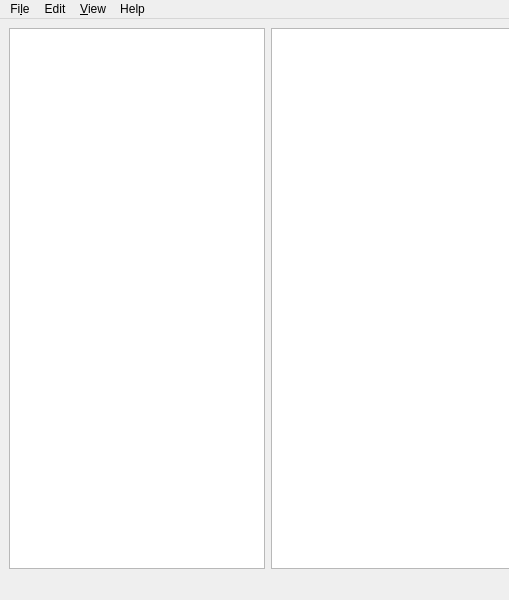
The window that src/explorer.ui (Justasic/BIGExplorer) describes before a commit, drawn with Qt 5; both pictures show x 0 to 509 and y 0 to 600 of the 800 by 600 pixel window.
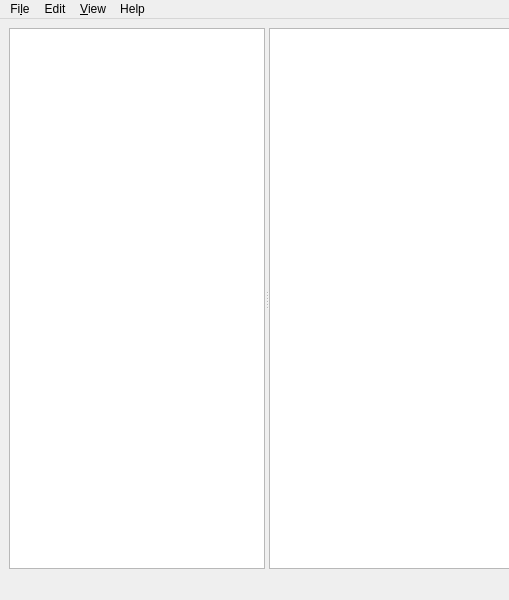
The same window after the commit.

Commit message: Now we can open .BIG archives via the UI but the table doesnt populate for whatever fucks reason. Also made use of a QSplitter so the widgets in the UI can move around

What changed in the file:
```diff
--- a/src/explorer.ui
+++ b/src/explorer.ui
@@ -22,6 +22,10 @@
    </property>
    <layout class="QHBoxLayout" name="horizontalLayout">
     <item>
+     <widget class="QSplitter" name="splitter">
+      <property name="orientation">
+       <enum>Qt::Horizontal</enum>
+      </property>
      <widget class="QTableWidget" name="tableWidget">
       <property name="sizePolicy">
        <sizepolicy hsizetype="Expanding" vsizetype="Expanding">
@@ -36,15 +40,14 @@
        </size>
       </property>
      </widget>
-    </item>
-    <item>
      <widget class="QPlainTextEdit" name="plainTextEdit">
       <property name="sizePolicy">
-       <sizepolicy hsizetype="MinimumExpanding" vsizetype="Expanding">
-        <horstretch>20</horstretch>
+        <sizepolicy hsizetype="Expanding" vsizetype="Expanding">
+         <horstretch>1</horstretch>
         <verstretch>0</verstretch>
        </sizepolicy>
       </property>
+      </widget>
      </widget>
     </item>
    </layout>
```
Lines whose indentation alone changed are shown as unchanged. The commit also changes 4 other files.
